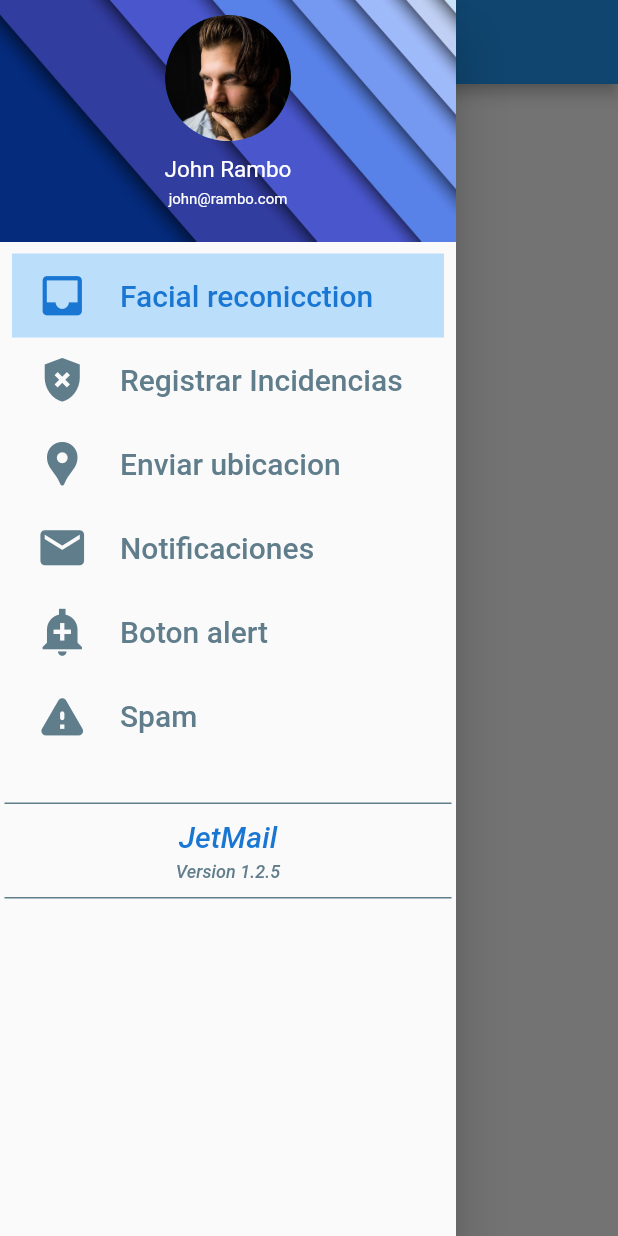
After one commit to malenarojas/Proyecto-taller, a Flutter app: the MainPage screen opened by its route, with the side drawer open, on a phone screen of 412 x 824 dp. The commit adds this screen. Run offline on Flutter 3.47's test engine with Material 2 defaults, Android fonts, the phone set to English and light mode, and no system bars; our stand-ins replace animate_do, bloc, equatable, firebase_core, firebase_messaging, flutter_bloc and 8 more; accounts and stored records are empty.

Commit message:
subiendo drawer

```diff
--- a/lib/main.dart
+++ b/lib/main.dart
@@ -1,16 +1,20 @@
 import 'package:flutter/material.dart';
+import 'package:flutter_bloc/flutter_bloc.dart';
+import 'package:login/bloc/blocs.dart';
+import 'package:login/screens/Facial_screen.dart';
+import 'package:login/screens/Incidencias_screen.dart';
+import 'package:login/screens/RegistrarIncidencias_screen.dart';
 import 'package:login/screens/actividad1_screen.dart';
 import 'package:login/screens/actividad_screen.dart';
 import 'package:login/screens/home_screen.dart';
 import 'package:login/screens/login_screen.dart';
+import 'package:login/screens/map_screen.dart';
 import 'package:login/screens/message_screens.dart';
 import 'package:login/screens/status_screen.dart';
-import 'package:login/screens/map_screen.dart';
 //import 'package:login/services/push_notifications_service.dart';
 import 'package:login/services/socket_service.dart';
+import 'package:login/widgets/drawer_screen.dart';
 import 'package:provider/provider.dart';
-import 'package:flutter_bloc/flutter_bloc.dart';
-import 'package:login/bloc/blocs.dart';
 
 void main() async {
   WidgetsFlutterBinding.ensureInitialized();
@@ -61,16 +65,19 @@ class _MyAppState extends State<MyApp> {
         title: 'Material App',
         initialRoute: 'Login',
         // navigatorKey: navigatorKey,
-        // scaffoldMessengerKey: messengerKey,
+        // scaffoldMessengerKey: messengerKey,º
         routes: {
+          'drawer':(context) =>  MainPage(),
           'Login': (context) => const LoginScreen(),
-          //'Incidencia': (context) => IncidenciasScreen(),
+          'Incidencia': (context) => IncidenciasScreen(),
           'Home': (context) => const HomeScreen(),
           'message': (context) => message_screen(),
           'actividad': (context) => const actividad_screen(),
           'status': (context) => status_screen(),
           'actividad1': (context) => const actividad1_screen(),
           'map': (context) => const MapScreen(),
+          'Facial':(context) => const FacialScreen(),
+          'Registrar Incidencias' :(context) => RegistrarIncidenciasScreen(),
         },
       ),
     );
--- a/lib/screens/Incidencias_screen.dart
+++ b/lib/screens/Incidencias_screen.dart
@@ -1,4 +1,4 @@
-/*import 'dart:async';
+import 'dart:async';
 import 'dart:convert';
 import 'dart:math';
 
@@ -205,4 +205,4 @@ class _IncidenciasScreenState extends State<IncidenciasScreen> {
 
     return incidencias;
   }
-}*/
+}
--- a/lib/screens/RegistrarIncidencias_screen.dart
+++ b/lib/screens/RegistrarIncidencias_screen.dart
@@ -6,7 +6,6 @@ import 'package:flutter_bloc/flutter_bloc.dart';
 import 'package:http/http.dart' as http;
 import 'package:image_picker/image_picker.dart';
 import 'package:login/bloc/blocs.dart';
-import 'package:login/config/constants.dart';
 import 'package:login/config/constants.dart';
 import 'package:login/screens/Facial_screen.dart';
 import 'package:login/screens/loading_screen.dart';
@@ -265,7 +264,6 @@ class _RegistrarIncidenciasScreenState
                     },
                     child: Icon(Icons.add),
                   ),
-
                   Align(
                     alignment: Alignment.center,
                     child: SizedBox(
@@ -282,17 +280,9 @@ class _RegistrarIncidenciasScreenState
                                 mapBloc.ubiDispositivo!.latitude.toString();
                             longitudIncidenciaController.text =
                                 mapBloc.ubiDispositivo!.longitude.toString();
-                            debugPrint("dispostivo lat = " +
-                                latitudDispositivoController.text +
-                                " long = " +
-                                longitudDispositivoController.text);
-                            debugPrint("incidencia lat = " +
-                                latitudIncidenciaController.text +
-                                " long = " +
-                                longitudIncidenciaController.text);
-                            guardarRegistro();
+                            //guardarRegistro();
                           },
-                          child: const Text("REGISTRAR INCIDENCIA"),
+                          child: const Text("Cargar ubicacion"),
                         ),
                       ),
                     ),
--- a/lib/screens/login_screen.dart
+++ b/lib/screens/login_screen.dart
@@ -1,6 +1,7 @@
 import 'package:flutter/material.dart';
-import 'package:login/screens/RegistrarIncidencias_screen.dart';
 import 'package:login/widgets/input_decoration.dart';
+
+import '../widgets/drawer_screen.dart';
 
 class LoginScreen extends StatelessWidget {
   const LoginScreen({Key? key}) : super(key: key);
@@ -61,14 +62,13 @@ class LoginScreen extends StatelessWidget {
                                 hintText: '218099282',
                                 labelText: 'Codigo',
                                 icono:
-                                    const Icon(Icons.alternate_email_rounded)),
+                                    const Icon(Icons.numbers)),
                             validator: (value) {
-                              String pattern =
-                                  r'^(([^<>()[\]\\.,;:\s@\"]+(\.[^<>()[\]\\.,;:\s@\"]+)*)|(\".+\"))@((\[[0-9]{1,3}\.[0-9]{1,3}\.[0-9]{1,3}\.[0-9]{1,3}\])|(([a-zA-Z\-0-9]+\.)+[a-zA-Z]{2,}))$';
+                              String pattern = r'^\d+$';
                               RegExp regExp = new RegExp(pattern);
                               return regExp.hasMatch(value ?? '')
                                   ? null
-                                  : 'El valor ingresado no es un correo';
+                                  : 'El valor ingresado no es un numero';
                             },
                           ),
                           const SizedBox(height: 50),
@@ -103,7 +103,7 @@ class LoginScreen extends StatelessWidget {
                               Navigator.push(
                                 context,
                                 MaterialPageRoute(
-                                    builder: (context) => RegistrarIncidenciasScreen()),
+                                    builder: (context) => MainPage()),
                               );
                               //Navigator.pushReplacementNamed(context, 'Incidencia');
                             },
--- a/lib/screens/registrar_infractor.dart
+++ b/lib/screens/registrar_infractor.dart
@@ -39,7 +39,7 @@ class _RegistrarInfractorScreenState extends State<RegistrarInfractorScreen> {
       });
 
       try {
-        final url = 'http://localhost:8000/api/mediaInfractor/store';
+        final url = 'https://incidentsapi.site/public/api/mediaInfractor/store';
 
         List<int> imageBytes = await _imageFile!.readAsBytes();
         String base64Image = base64Encode(imageBytes);
--- /dev/null
+++ b/lib/widgets/defaults.dart
@@ -0,0 +1,25 @@
+import 'package:flutter/material.dart';
+
+class Defaults {
+  static final Color drawerItemColor = Colors.blueGrey;
+  static final Color? drawerItemSelectedColor = Colors.blue[700];
+  static final Color? drawerSelectedTileColor = Colors.blue[100];
+
+  static final drawerItemText = [
+    'Facial reconicction',
+    'Registrar Incidencias',
+    'Enviar ubicacion',
+    'Notificaciones',
+    'Boton alert',
+    'Spam',
+  ];
+
+  static final drawerItemIcon = [
+    Icons.inbox,
+    Icons.gpp_bad_sharp,
+    Icons.location_pin,
+    Icons.mail,
+    Icons.add_alert_sharp,
+    Icons.warning_rounded,
+  ];
+}
--- /dev/null
+++ b/lib/widgets/drawer_screen.dart
@@ -0,0 +1,230 @@
+import 'package:flutter/material.dart';
+
+//import 'package:google_fonts/google_fonts.dart';
+
+import 'defaults.dart';
+
+var indexClicked = 0;
+
+class MainPage extends StatefulWidget {
+  @override
+  _MainPageState createState() => _MainPageState();
+}
+
+class _MainPageState extends State<MainPage> {
+  final pages = [
+    const Center(
+      child: Text('Facial Reconiction'),
+    ),
+    const Center(
+      child: Text('Registrar Incidencias'),
+    ),
+    const Center(
+      child: Text('Registrar ubicacion'),
+    ),
+    const Center(
+      child: Text('Boton alert'),
+    ),
+    const Center(
+      child: Text('Trash'),
+    ),
+    const Center(
+      child: Text('Spam'),
+    ),
+  ];
+
+void updateState(int index) {
+  setState(() {
+    indexClicked = index;
+  });
+  Navigator.pop(context);
+}
+
+
+  @override
+  Widget build(BuildContext context) {
+    return Scaffold(
+      appBar: AppBar(
+        title: Text(
+          'Incidencias Encontradas',
+        ),
+      ),
+      body: pages[indexClicked],
+      drawer: Drawer(
+        child: Column(
+          crossAxisAlignment: CrossAxisAlignment.stretch,
+          children: [
+            DrawerHeader(
+              decoration: BoxDecoration(
+                image: DecorationImage(
+                  fit: BoxFit.fill,
+                  image: AssetImage('images/drawer.jpg'),
+                ),
+              ),
+              padding: EdgeInsets.all(0),
+              child: Container(
+                child: Column(
+                  children: [
+                    const SizedBox(
+                      height: 10,
+                    ),
+                    CircleAvatar(
+                      radius: 42,
+                      backgroundImage: AssetImage('images/profile.jpg'),
+                    ),
+                    const SizedBox(
+                      height: 10,
+                    ),
+                    Text(
+                      'John Rambo',
+                      style: TextStyle(
+                        fontSize: 15,
+                        color: Colors.white,
+                        fontWeight: FontWeight.w400,
+                      ),
+                    ),
+                    const SizedBox(
+                      height: 5,
+                    ),
+                    Text(
+                      'john@rambo.com',
+                      style: TextStyle(
+                        fontSize: 10,
+                        color: Colors.white,
+                        fontWeight: FontWeight.w400,
+                      ),
+                    ),
+                  ],
+                ),
+              ),
+            ),
+            Expanded(
+              child: ListView(
+                padding: EdgeInsets.zero,
+                children: [
+                  AppDrawerTile(
+                    index: 0,
+                    onTap: ()=> Navigator.pushReplacementNamed(context, 'Facial'),
+                  ),
+                  AppDrawerTile(
+                    index: 1,
+                    onTap: ()=> Navigator.pushReplacementNamed(context, 'Registrar Incidencias'),
+                  ),
+                  AppDrawerTile(
+                    index: 2,
+                    onTap: ()=> Navigator.pushReplacementNamed(context, ''),
+                  ),
+                  AppDrawerTile(
+                    index: 3,
+                    onTap: ()=> Navigator.pushReplacementNamed(context, 'Home'),
+                  ),
+                  AppDrawerTile(
+                    index: 4,
+                    onTap: ()=> Navigator.pushReplacementNamed(context, 'Home'),
+                  ),
+                  AppDrawerTile(
+                    index: 5,
+                    onTap: ()=> Navigator.pushReplacementNamed(context, 'Home'),
+                  ),
+                  const SizedBox(
+                    height: 30,
+                  ),
+                   AppDrawerDivider(),
+                  const SizedBox(
+                    height: 10,
+                  ),
+                  Center(
+                    child: Text(
+                      'JetMail',
+                      style: TextStyle(
+                        fontWeight: FontWeight.w500,
+                        fontStyle: FontStyle.italic,
+                        fontSize: 20,
+                        color: Defaults.drawerItemSelectedColor,
+                      ),
+                    ),
+                  ),
+                  const SizedBox(
+                    height: 5,
+                  ),
+                  Center(
+                    child: Text(
+                      'Version 1.2.5',
+                      style: TextStyle(
+                        fontWeight: FontWeight.w500,
+                        fontStyle: FontStyle.italic,
+                        fontSize: 12,
+                        color: Defaults.drawerItemColor,
+                      ),
+                    ),
+                  ),
+                  const SizedBox(
+                    height: 10,
+                  ),
+                 AppDrawerDivider(),
+                ],
+              ),
+            ),
+          ],
+        ),
+      ),
+    );
+  }
+}
+
+class AppDrawerDivider extends StatelessWidget {
+  const AppDrawerDivider({
+    Key? key,
+  }) : super(key: key);
+
+  @override
+  Widget build(BuildContext context) {
+    return Divider(
+      height: 1,
+      thickness: 1,
+      color: Defaults.drawerItemColor,
+      indent: 3,
+      endIndent: 3,
+    );
+  }
+}
+
+class AppDrawerTile extends StatelessWidget {
+  const AppDrawerTile({
+    Key? key,
+    required this.index,
+    required this.onTap,
+  }) : super(key: key);
+
+  final int index;
+  final void Function() onTap;
+
+  @override
+  Widget build(BuildContext context) {
+    return Padding(
+      padding: const EdgeInsets.symmetric(horizontal: 8.0),
+      child: ListTile(
+        onTap: onTap,
+        selected: indexClicked == index,
+        selectedTileColor: Defaults.drawerSelectedTileColor,
+        leading: Icon(
+          Defaults.drawerItemIcon[index],
+          size: 35,
+          color: indexClicked == index
+              ? Defaults.drawerItemSelectedColor
+              : Defaults.drawerItemColor,
+        ),
+        title: Text(
+          Defaults.drawerItemText[index],
+          style: TextStyle(
+            fontSize: 20,
+            fontWeight: FontWeight.w500,
+            color: indexClicked == index
+                ? Defaults.drawerItemSelectedColor
+                : Defaults.drawerItemColor,
+          ),
+        ),
+      ),
+    );
+  }
+}
--- a/pubspec.yaml
+++ b/pubspec.yaml
@@ -58,6 +58,7 @@ dependencies:
   http_parser: ^4.0.2
   flutter_dotenv: ^5.1.0
   animate_do: ^2.0.0
+  #google_fonts: ^5.1.0
 
 
 dev_dependencies:
@@ -91,6 +92,8 @@ flutter:
       - images/Incidencia4.jpeg
       - images/Incidencia5.jpeg
       - images/Incidencia6.jpeg
+      - images/drawer.jpg
+      - images/profile.jpg
   #   - images/a_dot_ham.jpeg
 
   # An image asset can refer to one or more resolution-specific "variants", see
```
Also changed, not shown: images/drawer.jpg (added), images/profile.jpg (added), lib/widgets/side_menu.dart (added), pubspec.lock.
